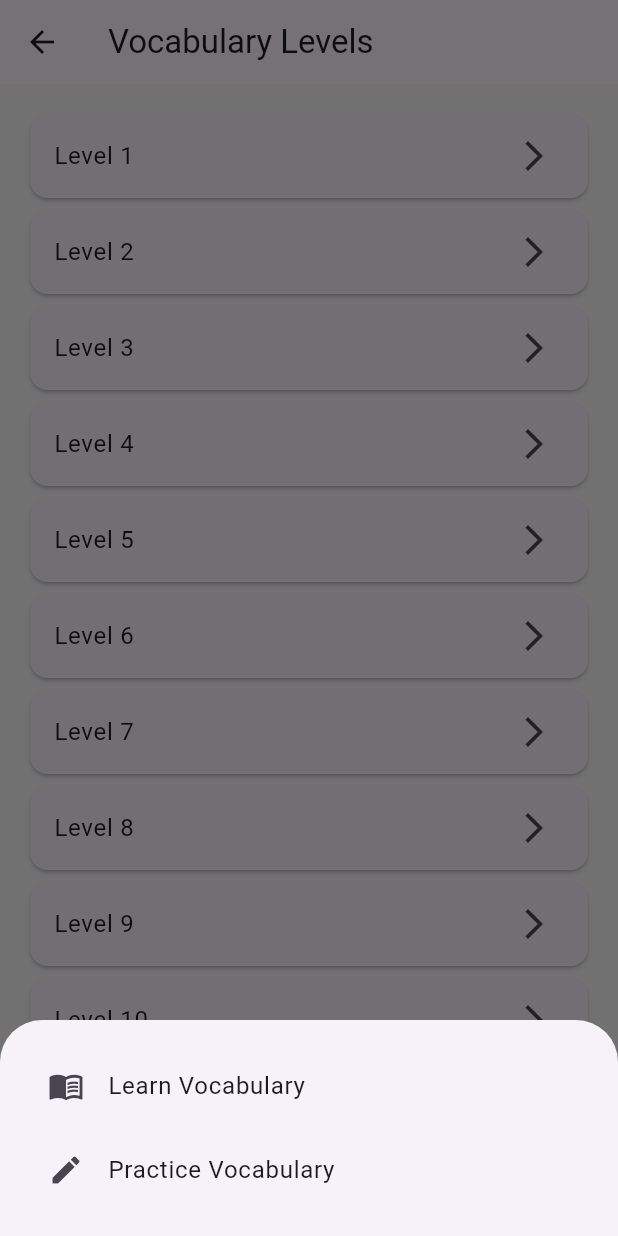
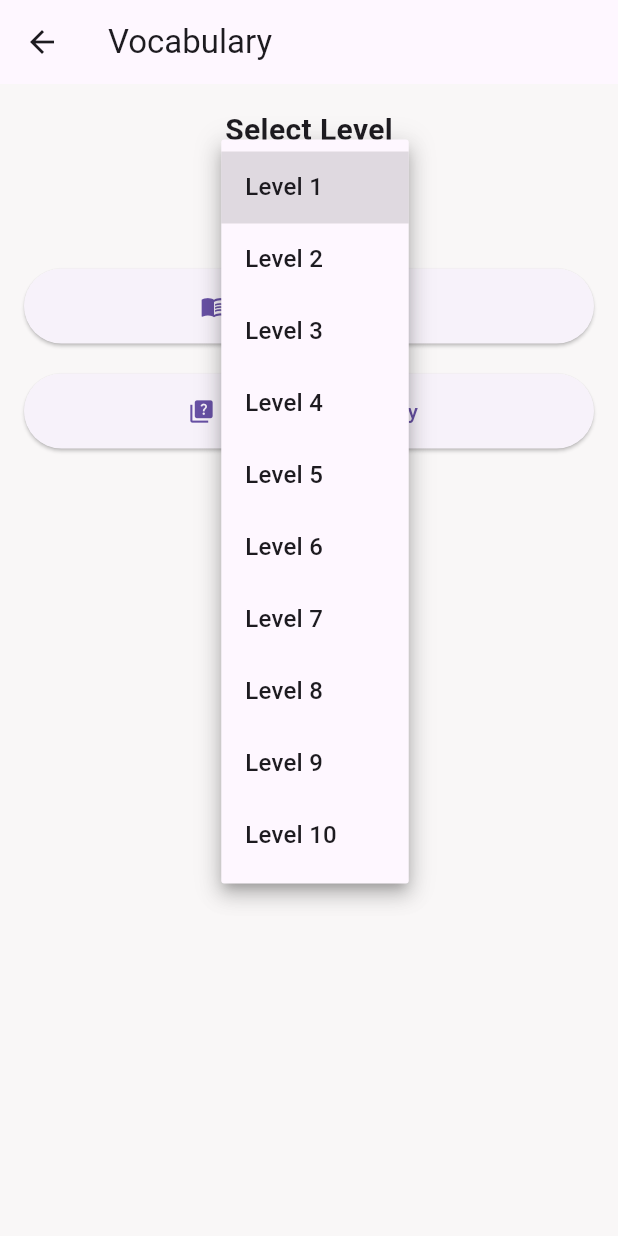
Before and after one commit to spokenenglishpraveen/flutter_application, a Flutter app: the VocabularyScreen screen opened directly, after a tap on an icon or button, on a phone screen of 412 x 824 dp. Run offline on Flutter 3.47's test engine with Material 3 defaults, Android fonts, the phone set to English and light mode, and no system bars; network calls fail.

Commit message:
added vocabulary

```diff
--- a/spoken_english_flutter/lib/screens/vocabulary/vocabulary_screen.dart
+++ b/spoken_english_flutter/lib/screens/vocabulary/vocabulary_screen.dart
@@ -2,44 +2,30 @@ import 'package:flutter/material.dart';
 import 'learn_vocabulary_screen.dart';
 import 'practice_vocabulary_screen.dart';
 
-class VocabularyScreen extends StatelessWidget {
+class VocabularyScreen extends StatefulWidget {
   const VocabularyScreen({super.key});
 
-  void _openLevelOptions(BuildContext context, int level) {
-    showModalBottomSheet(
-      context: context,
-      builder: (_) => Padding(
-        padding: const EdgeInsets.all(16.0),
-        child: Wrap(
-          children: [
-            ListTile(
-              leading: const Icon(Icons.menu_book),
-              title: const Text('Learn Vocabulary'),
-              onTap: () {
-                Navigator.pop(context); // close bottom sheet
+  @override
+  State<VocabularyScreen> createState() => _VocabularyScreenState();
+}
+
+class _VocabularyScreenState extends State<VocabularyScreen> {
+  int _selectedLevel = 1;
+
+  void _navigateToLearn(BuildContext context) {
     Navigator.push(
       context,
       MaterialPageRoute(
-                    builder: (_) => LearnVocabularyScreen(level: level),
+        builder: (context) => LearnVocabularyScreen(level: _selectedLevel),
       ),
     );
-              },
-            ),
-            ListTile(
-              leading: const Icon(Icons.edit),
-              title: const Text('Practice Vocabulary'),
-              onTap: () {
-                Navigator.pop(context);
+  }
+
+  void _navigateToPractice(BuildContext context) {
     Navigator.push(
       context,
       MaterialPageRoute(
-                    builder: (_) => PracticeVocabularyScreen(level: level),
-                  ),
-                );
-              },
-            ),
-          ],
-        ),
+        builder: (context) => PracticeVocabularyScreen(level: _selectedLevel),
       ),
     );
   }
@@ -47,20 +33,48 @@ class VocabularyScreen extends StatelessWidget {
   @override
   Widget build(BuildContext context) {
     return Scaffold(
-      appBar: AppBar(title: const Text('Vocabulary Levels')),
-      body: ListView.builder(
-        padding: const EdgeInsets.all(16),
-        itemCount: 10,
-        itemBuilder: (context, index) {
-          final level = index + 1;
-          return Card(
-            child: ListTile(
-              title: Text('Level $level'),
-              trailing: const Icon(Icons.arrow_forward_ios),
-              onTap: () => _openLevelOptions(context, level),
+      appBar: AppBar(title: const Text("Vocabulary")),
+      body: Padding(
+        padding: const EdgeInsets.all(16.0),
+        child: Column(
+          children: [
+            const Text(
+              "Select Level",
+              style: TextStyle(fontSize: 20, fontWeight: FontWeight.bold),
             ),
+            DropdownButton<int>(
+              value: _selectedLevel,
+              onChanged: (value) {
+                if (value != null) {
+                  setState(() {
+                    _selectedLevel = value;
+                  });
+                }
+              },
+              items: List.generate(10, (index) {
+                int level = index + 1;
+                return DropdownMenuItem(
+                  value: level,
+                  child: Text("Level $level"),
                 );
-        },
+              }),
+            ),
+            const SizedBox(height: 30),
+            ElevatedButton.icon(
+              icon: const Icon(Icons.menu_book),
+              label: const Text("Learn Vocabulary"),
+              onPressed: () => _navigateToLearn(context),
+              style: ElevatedButton.styleFrom(minimumSize: const Size.fromHeight(50)),
+            ),
+            const SizedBox(height: 20),
+            ElevatedButton.icon(
+              icon: const Icon(Icons.quiz),
+              label: const Text("Practice Vocabulary"),
+              onPressed: () => _navigateToPractice(context),
+              style: ElevatedButton.styleFrom(minimumSize: const Size.fromHeight(50)),
+            ),
+          ],
+        ),
       ),
     );
   }
```
Lines whose indentation alone changed are shown as unchanged.
